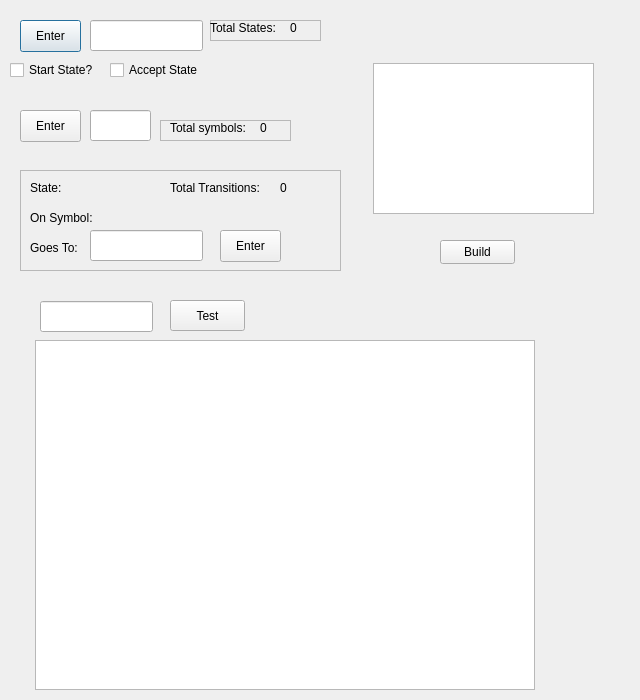
First picture: the form in FiniteStateMachinesApp/dfadialog.ui, repository noah2734/FiniteStateMachines, before the edit.
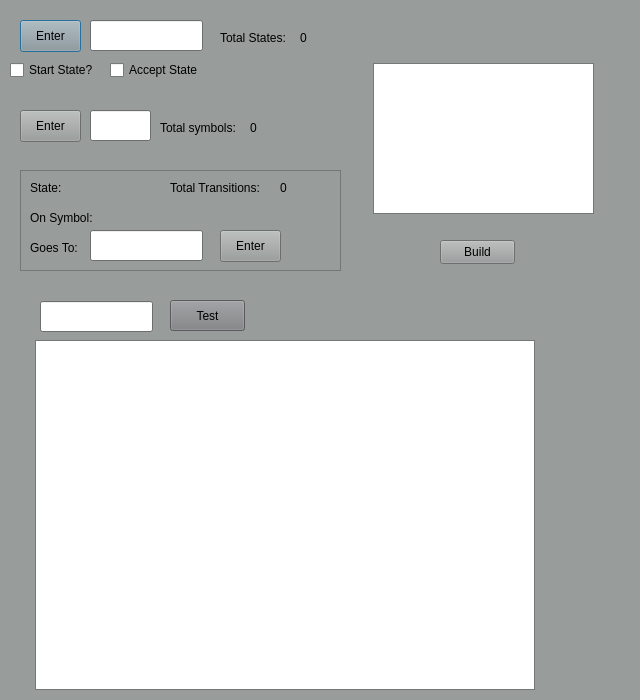
Second picture: the form after the edit.

Diff of the .ui file:
```diff
--- a/FiniteStateMachinesApp/dfadialog.ui
+++ b/FiniteStateMachinesApp/dfadialog.ui
@@ -10,6 +10,448 @@
     <height>700</height>
    </rect>
   </property>
+  <property name="palette">
+   <palette>
+    <active>
+     <colorrole role="WindowText">
+      <brush brushstyle="SolidPattern">
+       <color alpha="255">
+        <red>0</red>
+        <green>0</green>
+        <blue>0</blue>
+       </color>
+      </brush>
+     </colorrole>
+     <colorrole role="Button">
+      <brush brushstyle="SolidPattern">
+       <color alpha="255">
+        <red>152</red>
+        <green>156</green>
+        <blue>155</blue>
+       </color>
+      </brush>
+     </colorrole>
+     <colorrole role="Light">
+      <brush brushstyle="SolidPattern">
+       <color alpha="255">
+        <red>228</red>
+        <green>234</green>
+        <blue>232</blue>
+       </color>
+      </brush>
+     </colorrole>
+     <colorrole role="Midlight">
+      <brush brushstyle="SolidPattern">
+       <color alpha="255">
+        <red>190</red>
+        <green>195</green>
+        <blue>193</blue>
+       </color>
+      </brush>
+     </colorrole>
+     <colorrole role="Dark">
+      <brush brushstyle="SolidPattern">
+       <color alpha="255">
+        <red>76</red>
+        <green>78</green>
+        <blue>77</blue>
+       </color>
+      </brush>
+     </colorrole>
+     <colorrole role="Mid">
+      <brush brushstyle="SolidPattern">
+       <color alpha="255">
+        <red>101</red>
+        <green>104</green>
+        <blue>103</blue>
+       </color>
+      </brush>
+     </colorrole>
+     <colorrole role="Text">
+      <brush brushstyle="SolidPattern">
+       <color alpha="255">
+        <red>0</red>
+        <green>0</green>
+        <blue>0</blue>
+       </color>
+      </brush>
+     </colorrole>
+     <colorrole role="BrightText">
+      <brush brushstyle="SolidPattern">
+       <color alpha="255">
+        <red>255</red>
+        <green>255</green>
+        <blue>255</blue>
+       </color>
+      </brush>
+     </colorrole>
+     <colorrole role="ButtonText">
+      <brush brushstyle="SolidPattern">
+       <color alpha="255">
+        <red>0</red>
+        <green>0</green>
+        <blue>0</blue>
+       </color>
+      </brush>
+     </colorrole>
+     <colorrole role="Base">
+      <brush brushstyle="SolidPattern">
+       <color alpha="255">
+        <red>255</red>
+        <green>255</green>
+        <blue>255</blue>
+       </color>
+      </brush>
+     </colorrole>
+     <colorrole role="Window">
+      <brush brushstyle="SolidPattern">
+       <color alpha="255">
+        <red>152</red>
+        <green>156</green>
+        <blue>155</blue>
+       </color>
+      </brush>
+     </colorrole>
+     <colorrole role="Shadow">
+      <brush brushstyle="SolidPattern">
+       <color alpha="255">
+        <red>0</red>
+        <green>0</green>
+        <blue>0</blue>
+       </color>
+      </brush>
+     </colorrole>
+     <colorrole role="AlternateBase">
+      <brush brushstyle="SolidPattern">
+       <color alpha="255">
+        <red>203</red>
+        <green>205</green>
+        <blue>205</blue>
+       </color>
+      </brush>
+     </colorrole>
+     <colorrole role="ToolTipBase">
+      <brush brushstyle="SolidPattern">
+       <color alpha="255">
+        <red>255</red>
+        <green>255</green>
+        <blue>220</blue>
+       </color>
+      </brush>
+     </colorrole>
+     <colorrole role="ToolTipText">
+      <brush brushstyle="SolidPattern">
+       <color alpha="255">
+        <red>0</red>
+        <green>0</green>
+        <blue>0</blue>
+       </color>
+      </brush>
+     </colorrole>
+     <colorrole role="PlaceholderText">
+      <brush brushstyle="SolidPattern">
+       <color alpha="127">
+        <red>0</red>
+        <green>0</green>
+        <blue>0</blue>
+       </color>
+      </brush>
+     </colorrole>
+    </active>
+    <inactive>
+     <colorrole role="WindowText">
+      <brush brushstyle="SolidPattern">
+       <color alpha="255">
+        <red>0</red>
+        <green>0</green>
+        <blue>0</blue>
+       </color>
+      </brush>
+     </colorrole>
+     <colorrole role="Button">
+      <brush brushstyle="SolidPattern">
+       <color alpha="255">
+        <red>152</red>
+        <green>156</green>
+        <blue>155</blue>
+       </color>
+      </brush>
+     </colorrole>
+     <colorrole role="Light">
+      <brush brushstyle="SolidPattern">
+       <color alpha="255">
+        <red>228</red>
+        <green>234</green>
+        <blue>232</blue>
+       </color>
+      </brush>
+     </colorrole>
+     <colorrole role="Midlight">
+      <brush brushstyle="SolidPattern">
+       <color alpha="255">
+        <red>190</red>
+        <green>195</green>
+        <blue>193</blue>
+       </color>
+      </brush>
+     </colorrole>
+     <colorrole role="Dark">
+      <brush brushstyle="SolidPattern">
+       <color alpha="255">
+        <red>76</red>
+        <green>78</green>
+        <blue>77</blue>
+       </color>
+      </brush>
+     </colorrole>
+     <colorrole role="Mid">
+      <brush brushstyle="SolidPattern">
+       <color alpha="255">
+        <red>101</red>
+        <green>104</green>
+        <blue>103</blue>
+       </color>
+      </brush>
+     </colorrole>
+     <colorrole role="Text">
+      <brush brushstyle="SolidPattern">
+       <color alpha="255">
+        <red>0</red>
+        <green>0</green>
+        <blue>0</blue>
+       </color>
+      </brush>
+     </colorrole>
+     <colorrole role="BrightText">
+      <brush brushstyle="SolidPattern">
+       <color alpha="255">
+        <red>255</red>
+        <green>255</green>
+        <blue>255</blue>
+       </color>
+      </brush>
+     </colorrole>
+     <colorrole role="ButtonText">
+      <brush brushstyle="SolidPattern">
+       <color alpha="255">
+        <red>0</red>
+        <green>0</green>
+        <blue>0</blue>
+       </color>
+      </brush>
+     </colorrole>
+     <colorrole role="Base">
+      <brush brushstyle="SolidPattern">
+       <color alpha="255">
+        <red>255</red>
+        <green>255</green>
+        <blue>255</blue>
+       </color>
+      </brush>
+     </colorrole>
+     <colorrole role="Window">
+      <brush brushstyle="SolidPattern">
+       <color alpha="255">
+        <red>152</red>
+        <green>156</green>
+        <blue>155</blue>
+       </color>
+      </brush>
+     </colorrole>
+     <colorrole role="Shadow">
+      <brush brushstyle="SolidPattern">
+       <color alpha="255">
+        <red>0</red>
+        <green>0</green>
+        <blue>0</blue>
+       </color>
+      </brush>
+     </colorrole>
+     <colorrole role="AlternateBase">
+      <brush brushstyle="SolidPattern">
+       <color alpha="255">
+        <red>203</red>
+        <green>205</green>
+        <blue>205</blue>
+       </color>
+      </brush>
+     </colorrole>
+     <colorrole role="ToolTipBase">
+      <brush brushstyle="SolidPattern">
+       <color alpha="255">
+        <red>255</red>
+        <green>255</green>
+        <blue>220</blue>
+       </color>
+      </brush>
+     </colorrole>
+     <colorrole role="ToolTipText">
+      <brush brushstyle="SolidPattern">
+       <color alpha="255">
+        <red>0</red>
+        <green>0</green>
+        <blue>0</blue>
+       </color>
+      </brush>
+     </colorrole>
+     <colorrole role="PlaceholderText">
+      <brush brushstyle="SolidPattern">
+       <color alpha="127">
+        <red>0</red>
+        <green>0</green>
+        <blue>0</blue>
+       </color>
+      </brush>
+     </colorrole>
+    </inactive>
+    <disabled>
+     <colorrole role="WindowText">
+      <brush brushstyle="SolidPattern">
+       <color alpha="255">
+        <red>76</red>
+        <green>78</green>
+        <blue>77</blue>
+       </color>
+      </brush>
+     </colorrole>
+     <colorrole role="Button">
+      <brush brushstyle="SolidPattern">
+       <color alpha="255">
+        <red>152</red>
+        <green>156</green>
+        <blue>155</blue>
+       </color>
+      </brush>
+     </colorrole>
+     <colorrole role="Light">
+      <brush brushstyle="SolidPattern">
+       <color alpha="255">
+        <red>228</red>
+        <green>234</green>
+        <blue>232</blue>
+       </color>
+      </brush>
+     </colorrole>
+     <colorrole role="Midlight">
+      <brush brushstyle="SolidPattern">
+       <color alpha="255">
+        <red>190</red>
+        <green>195</green>
+        <blue>193</blue>
+       </color>
+      </brush>
+     </colorrole>
+     <colorrole role="Dark">
+      <brush brushstyle="SolidPattern">
+       <color alpha="255">
+        <red>76</red>
+        <green>78</green>
+        <blue>77</blue>
+       </color>
+      </brush>
+     </colorrole>
+     <colorrole role="Mid">
+      <brush brushstyle="SolidPattern">
+       <color alpha="255">
+        <red>101</red>
+        <green>104</green>
+        <blue>103</blue>
+       </color>
+      </brush>
+     </colorrole>
+     <colorrole role="Text">
+      <brush brushstyle="SolidPattern">
+       <color alpha="255">
+        <red>76</red>
+        <green>78</green>
+        <blue>77</blue>
+       </color>
+      </brush>
+     </colorrole>
+     <colorrole role="BrightText">
+      <brush brushstyle="SolidPattern">
+       <color alpha="255">
+        <red>255</red>
+        <green>255</green>
+        <blue>255</blue>
+       </color>
+      </brush>
+     </colorrole>
+     <colorrole role="ButtonText">
+      <brush brushstyle="SolidPattern">
+       <color alpha="255">
+        <red>76</red>
+        <green>78</green>
+        <blue>77</blue>
+       </color>
+      </brush>
+     </colorrole>
+     <colorrole role="Base">
+      <brush brushstyle="SolidPattern">
+       <color alpha="255">
+        <red>152</red>
+        <green>156</green>
+        <blue>155</blue>
+       </color>
+      </brush>
+     </colorrole>
+     <colorrole role="Window">
+      <brush brushstyle="SolidPattern">
+       <color alpha="255">
+        <red>152</red>
+        <green>156</green>
+        <blue>155</blue>
+       </color>
+      </brush>
+     </colorrole>
+     <colorrole role="Shadow">
+      <brush brushstyle="SolidPattern">
+       <color alpha="255">
+        <red>0</red>
+        <green>0</green>
+        <blue>0</blue>
+       </color>
+      </brush>
+     </colorrole>
+     <colorrole role="AlternateBase">
+      <brush brushstyle="SolidPattern">
+       <color alpha="255">
+        <red>152</red>
+        <green>156</green>
+        <blue>155</blue>
+       </color>
+      </brush>
+     </colorrole>
+     <colorrole role="ToolTipBase">
+      <brush brushstyle="SolidPattern">
+       <color alpha="255">
+        <red>255</red>
+        <green>255</green>
+        <blue>220</blue>
+       </color>
+      </brush>
+     </colorrole>
+     <colorrole role="ToolTipText">
+      <brush brushstyle="SolidPattern">
+       <color alpha="255">
+        <red>0</red>
+        <green>0</green>
+        <blue>0</blue>
+       </color>
+      </brush>
+     </colorrole>
+     <colorrole role="PlaceholderText">
+      <brush brushstyle="SolidPattern">
+       <color alpha="127">
+        <red>76</red>
+        <green>78</green>
+        <blue>77</blue>
+       </color>
+      </brush>
+     </colorrole>
+    </disabled>
+   </palette>
+  </property>
   <property name="windowTitle">
    <string>Dialog</string>
   </property>
@@ -65,48 +507,6 @@
     <string>Enter</string>
    </property>
   </widget>
-  <widget class="QFrame" name="frame">
-   <property name="geometry">
-    <rect>
-     <x>210</x>
-     <y>20</y>
-     <width>111</width>
-     <height>21</height>
-    </rect>
-   </property>
-   <property name="frameShape">
-    <enum>QFrame::StyledPanel</enum>
-   </property>
-   <property name="frameShadow">
-    <enum>QFrame::Raised</enum>
-   </property>
-   <widget class="QLabel" name="stateCounterLbl">
-    <property name="geometry">
-     <rect>
-      <x>80</x>
-      <y>0</y>
-      <width>31</width>
-      <height>16</height>
-     </rect>
-    </property>
-    <property name="text">
-     <string>0</string>
-    </property>
-   </widget>
-   <widget class="QLabel" name="statesLbl">
-    <property name="geometry">
-     <rect>
-      <x>0</x>
-      <y>0</y>
-      <width>74</width>
-      <height>16</height>
-     </rect>
-    </property>
-    <property name="text">
-     <string>Total States:</string>
-    </property>
-   </widget>
-  </widget>
   <widget class="QLineEdit" name="symbolLine">
    <property name="geometry">
     <rect>
@@ -133,48 +533,6 @@
     <string>Enter</string>
    </property>
   </widget>
-  <widget class="QFrame" name="frame_2">
-   <property name="geometry">
-    <rect>
-     <x>160</x>
-     <y>120</y>
-     <width>131</width>
-     <height>21</height>
-    </rect>
-   </property>
-   <property name="frameShape">
-    <enum>QFrame::StyledPanel</enum>
-   </property>
-   <property name="frameShadow">
-    <enum>QFrame::Raised</enum>
-   </property>
-   <widget class="QLabel" name="symLbl">
-    <property name="geometry">
-     <rect>
-      <x>10</x>
-      <y>0</y>
-      <width>91</width>
-      <height>16</height>
-     </rect>
-    </property>
-    <property name="text">
-     <string>Total symbols:</string>
-    </property>
-   </widget>
-   <widget class="QLabel" name="numSymLbl">
-    <property name="geometry">
-     <rect>
-      <x>100</x>
-      <y>0</y>
-      <width>31</width>
-      <height>16</height>
-     </rect>
-    </property>
-    <property name="text">
-     <string>0</string>
-    </property>
-   </widget>
-  </widget>
   <widget class="QFrame" name="frame_3">
    <property name="geometry">
     <rect>
@@ -404,8 +762,511 @@
      <height>31</height>
     </rect>
    </property>
+   <property name="palette">
+    <palette>
+     <active>
+      <colorrole role="WindowText">
+       <brush brushstyle="SolidPattern">
+        <color alpha="255">
+         <red>0</red>
+         <green>0</green>
+         <blue>0</blue>
+        </color>
+       </brush>
+      </colorrole>
+      <colorrole role="Button">
+       <brush brushstyle="SolidPattern">
+        <color alpha="255">
+         <red>125</red>
+         <green>126</green>
+         <blue>129</blue>
+        </color>
+       </brush>
+      </colorrole>
+      <colorrole role="Light">
+       <brush brushstyle="SolidPattern">
+        <color alpha="255">
+         <red>187</red>
+         <green>189</green>
+         <blue>194</blue>
+        </color>
+       </brush>
+      </colorrole>
+      <colorrole role="Midlight">
+       <brush brushstyle="SolidPattern">
+        <color alpha="255">
+         <red>156</red>
+         <green>157</green>
+         <blue>161</blue>
+        </color>
+       </brush>
+      </colorrole>
+      <colorrole role="Dark">
+       <brush brushstyle="SolidPattern">
+        <color alpha="255">
+         <red>62</red>
+         <green>63</green>
+         <blue>65</blue>
+        </color>
+       </brush>
+      </colorrole>
+      <colorrole role="Mid">
+       <brush brushstyle="SolidPattern">
+        <color alpha="255">
+         <red>83</red>
+         <green>84</green>
+         <blue>86</blue>
+        </color>
+       </brush>
+      </colorrole>
+      <colorrole role="Text">
+       <brush brushstyle="SolidPattern">
+        <color alpha="255">
+         <red>0</red>
+         <green>0</green>
+         <blue>0</blue>
+        </color>
+       </brush>
+      </colorrole>
+      <colorrole role="BrightText">
+       <brush brushstyle="SolidPattern">
+        <color alpha="255">
+         <red>255</red>
+         <green>255</green>
+         <blue>255</blue>
+        </color>
+       </brush>
+      </colorrole>
+      <colorrole role="ButtonText">
+       <brush brushstyle="SolidPattern">
+        <color alpha="255">
+         <red>0</red>
+         <green>0</green>
+         <blue>0</blue>
+        </color>
+       </brush>
+      </colorrole>
+      <colorrole role="Base">
+       <brush brushstyle="SolidPattern">
+        <color alpha="255">
+         <red>255</red>
+         <green>255</green>
+         <blue>255</blue>
+        </color>
+       </brush>
+      </colorrole>
+      <colorrole role="Window">
+       <brush brushstyle="SolidPattern">
+        <color alpha="255">
+         <red>125</red>
+         <green>126</green>
+         <blue>129</blue>
+        </color>
+       </brush>
+      </colorrole>
+      <colorrole role="Shadow">
+       <brush brushstyle="SolidPattern">
+        <color alpha="255">
+         <red>0</red>
+         <green>0</green>
+         <blue>0</blue>
+        </color>
+       </brush>
+      </colorrole>
+      <colorrole role="AlternateBase">
+       <brush brushstyle="SolidPattern">
+        <color alpha="255">
+         <red>190</red>
+         <green>190</green>
+         <blue>192</blue>
+        </color>
+       </brush>
+      </colorrole>
+      <colorrole role="ToolTipBase">
+       <brush brushstyle="SolidPattern">
+        <color alpha="255">
+         <red>255</red>
+         <green>255</green>
+         <blue>220</blue>
+        </color>
+       </brush>
+      </colorrole>
+      <colorrole role="ToolTipText">
+       <brush brushstyle="SolidPattern">
+        <color alpha="255">
+         <red>0</red>
+         <green>0</green>
+         <blue>0</blue>
+        </color>
+       </brush>
+      </colorrole>
+      <colorrole role="PlaceholderText">
+       <brush brushstyle="SolidPattern">
+        <color alpha="127">
+         <red>0</red>
+         <green>0</green>
+         <blue>0</blue>
+        </color>
+       </brush>
+      </colorrole>
+     </active>
+     <inactive>
+      <colorrole role="WindowText">
+       <brush brushstyle="SolidPattern">
+        <color alpha="255">
+         <red>0</red>
+         <green>0</green>
+         <blue>0</blue>
+        </color>
+       </brush>
+      </colorrole>
+      <colorrole role="Button">
+       <brush brushstyle="SolidPattern">
+        <color alpha="255">
+         <red>125</red>
+         <green>126</green>
+         <blue>129</blue>
+        </color>
+       </brush>
+      </colorrole>
+      <colorrole role="Light">
+       <brush brushstyle="SolidPattern">
+        <color alpha="255">
+         <red>187</red>
+         <green>189</green>
+         <blue>194</blue>
+        </color>
+       </brush>
+      </colorrole>
+      <colorrole role="Midlight">
+       <brush brushstyle="SolidPattern">
+        <color alpha="255">
+         <red>156</red>
+         <green>157</green>
+         <blue>161</blue>
+        </color>
+       </brush>
+      </colorrole>
+      <colorrole role="Dark">
+       <brush brushstyle="SolidPattern">
+        <color alpha="255">
+         <red>62</red>
+         <green>63</green>
+         <blue>65</blue>
+        </color>
+       </brush>
+      </colorrole>
+      <colorrole role="Mid">
+       <brush brushstyle="SolidPattern">
+        <color alpha="255">
+         <red>83</red>
+         <green>84</green>
+         <blue>86</blue>
+        </color>
+       </brush>
+      </colorrole>
+      <colorrole role="Text">
+       <brush brushstyle="SolidPattern">
+        <color alpha="255">
+         <red>0</red>
+         <green>0</green>
+         <blue>0</blue>
+        </color>
+       </brush>
+      </colorrole>
+      <colorrole role="BrightText">
+       <brush brushstyle="SolidPattern">
+        <color alpha="255">
+         <red>255</red>
+         <green>255</green>
+         <blue>255</blue>
+        </color>
+       </brush>
+      </colorrole>
+      <colorrole role="ButtonText">
+       <brush brushstyle="SolidPattern">
+        <color alpha="255">
+         <red>0</red>
+         <green>0</green>
+         <blue>0</blue>
+        </color>
+       </brush>
+      </colorrole>
+      <colorrole role="Base">
+       <brush brushstyle="SolidPattern">
+        <color alpha="255">
+         <red>255</red>
+         <green>255</green>
+         <blue>255</blue>
+        </color>
+       </brush>
+      </colorrole>
+      <colorrole role="Window">
+       <brush brushstyle="SolidPattern">
+        <color alpha="255">
+         <red>125</red>
+         <green>126</green>
+         <blue>129</blue>
+        </color>
+       </brush>
+      </colorrole>
+      <colorrole role="Shadow">
+       <brush brushstyle="SolidPattern">
+        <color alpha="255">
+         <red>0</red>
+         <green>0</green>
+         <blue>0</blue>
+        </color>
+       </brush>
+      </colorrole>
+      <colorrole role="AlternateBase">
+       <brush brushstyle="SolidPattern">
+        <color alpha="255">
+         <red>190</red>
+         <green>190</green>
+         <blue>192</blue>
+        </color>
+       </brush>
+      </colorrole>
+      <colorrole role="ToolTipBase">
+       <brush brushstyle="SolidPattern">
+        <color alpha="255">
+         <red>255</red>
+         <green>255</green>
+         <blue>220</blue>
+        </color>
+       </brush>
+      </colorrole>
+      <colorrole role="ToolTipText">
+       <brush brushstyle="SolidPattern">
+        <color alpha="255">
+         <red>0</red>
+         <green>0</green>
+         <blue>0</blue>
+        </color>
+       </brush>
+      </colorrole>
+      <colorrole role="PlaceholderText">
+       <brush brushstyle="SolidPattern">
+        <color alpha="127">
+         <red>0</red>
+         <green>0</green>
+         <blue>0</blue>
+        </color>
+       </brush>
+      </colorrole>
+     </inactive>
+     <disabled>
+      <colorrole role="WindowText">
+       <brush brushstyle="SolidPattern">
+        <color alpha="255">
+         <red>62</red>
+         <green>63</green>
+         <blue>65</blue>
+        </color>
+       </brush>
+      </colorrole>
+      <colorrole role="Button">
+       <brush brushstyle="SolidPattern">
+        <color alpha="255">
+         <red>125</red>
+         <green>126</green>
+         <blue>129</blue>
+        </color>
+       </brush>
+      </colorrole>
+      <colorrole role="Light">
+       <brush brushstyle="SolidPattern">
+        <color alpha="255">
+         <red>187</red>
+         <green>189</green>
+         <blue>194</blue>
+        </color>
+       </brush>
+      </colorrole>
+      <colorrole role="Midlight">
+       <brush brushstyle="SolidPattern">
+        <color alpha="255">
+         <red>156</red>
+         <green>157</green>
+         <blue>161</blue>
+        </color>
+       </brush>
+      </colorrole>
+      <colorrole role="Dark">
+       <brush brushstyle="SolidPattern">
+        <color alpha="255">
+         <red>62</red>
+         <green>63</green>
+         <blue>65</blue>
+        </color>
+       </brush>
+      </colorrole>
+      <colorrole role="Mid">
+       <brush brushstyle="SolidPattern">
+        <color alpha="255">
+         <red>83</red>
+         <green>84</green>
+         <blue>86</blue>
+        </color>
+       </brush>
+      </colorrole>
+      <colorrole role="Text">
+       <brush brushstyle="SolidPattern">
+        <color alpha="255">
+         <red>62</red>
+         <green>63</green>
+         <blue>65</blue>
+        </color>
+       </brush>
+      </colorrole>
+      <colorrole role="BrightText">
+       <brush brushstyle="SolidPattern">
+        <color alpha="255">
+         <red>255</red>
+         <green>255</green>
+         <blue>255</blue>
+        </color>
+       </brush>
+      </colorrole>
+      <colorrole role="ButtonText">
+       <brush brushstyle="SolidPattern">
+        <color alpha="255">
+         <red>62</red>
+         <green>63</green>
+         <blue>65</blue>
+        </color>
+       </brush>
+      </colorrole>
+      <colorrole role="Base">
+       <brush brushstyle="SolidPattern">
+        <color alpha="255">
+         <red>125</red>
+         <green>126</green>
+         <blue>129</blue>
+        </color>
+       </brush>
+      </colorrole>
+      <colorrole role="Window">
+       <brush brushstyle="SolidPattern">
+        <color alpha="255">
+         <red>125</red>
+         <green>126</green>
+         <blue>129</blue>
+        </color>
+       </brush>
+      </colorrole>
+      <colorrole role="Shadow">
+       <brush brushstyle="SolidPattern">
+        <color alpha="255">
+         <red>0</red>
+         <green>0</green>
+         <blue>0</blue>
+        </color>
+       </brush>
+      </colorrole>
+      <colorrole role="AlternateBase">
+       <brush brushstyle="SolidPattern">
+        <color alpha="255">
+         <red>125</red>
+         <green>126</green>
+         <blue>129</blue>
+        </color>
+       </brush>
+      </colorrole>
+      <colorrole role="ToolTipBase">
+       <brush brushstyle="SolidPattern">
+        <color alpha="255">
+         <red>255</red>
+         <green>255</green>
+         <blue>220</blue>
+        </color>
+       </brush>
+      </colorrole>
+      <colorrole role="ToolTipText">
+       <brush brushstyle="SolidPattern">
+        <color alpha="255">
+         <red>0</red>
+         <green>0</green>
+         <blue>0</blue>
+        </color>
+       </brush>
+      </colorrole>
+      <colorrole role="PlaceholderText">
+       <brush brushstyle="SolidPattern">
+        <color alpha="127">
+         <red>62</red>
+         <green>63</green>
+         <blue>65</blue>
+        </color>
+       </brush>
+      </colorrole>
+     </disabled>
+    </palette>
+   </property>
    <property name="text">
     <string>Test</string>
+   </property>
+   <property name="autoDefault">
+    <bool>true</bool>
+   </property>
+   <property name="default">
+    <bool>false</bool>
+   </property>
+   <property name="flat">
+    <bool>false</bool>
+   </property>
+  </widget>
+  <widget class="QLabel" name="numSymLbl">
+   <property name="geometry">
+    <rect>
+     <x>250</x>
+     <y>120</y>
+     <width>31</width>
+     <height>16</height>
+    </rect>
+   </property>
+   <property name="text">
+    <string>0</string>
+   </property>
+  </widget>
+  <widget class="QLabel" name="symLbl">
+   <property name="geometry">
+    <rect>
+     <x>160</x>
+     <y>120</y>
+     <width>91</width>
+     <height>16</height>
+    </rect>
+   </property>
+   <property name="text">
+    <string>Total symbols:</string>
+   </property>
+  </widget>
+  <widget class="QLabel" name="stateCounterLbl">
+   <property name="geometry">
+    <rect>
+     <x>300</x>
+     <y>30</y>
+     <width>31</width>
+     <height>16</height>
+    </rect>
+   </property>
+   <property name="text">
+    <string>0</string>
+   </property>
+  </widget>
+  <widget class="QLabel" name="statesLbl">
+   <property name="geometry">
+    <rect>
+     <x>220</x>
+     <y>30</y>
+     <width>74</width>
+     <height>16</height>
+    </rect>
+   </property>
+   <property name="text">
+    <string>Total States:</string>
    </property>
   </widget>
  </widget>
```
